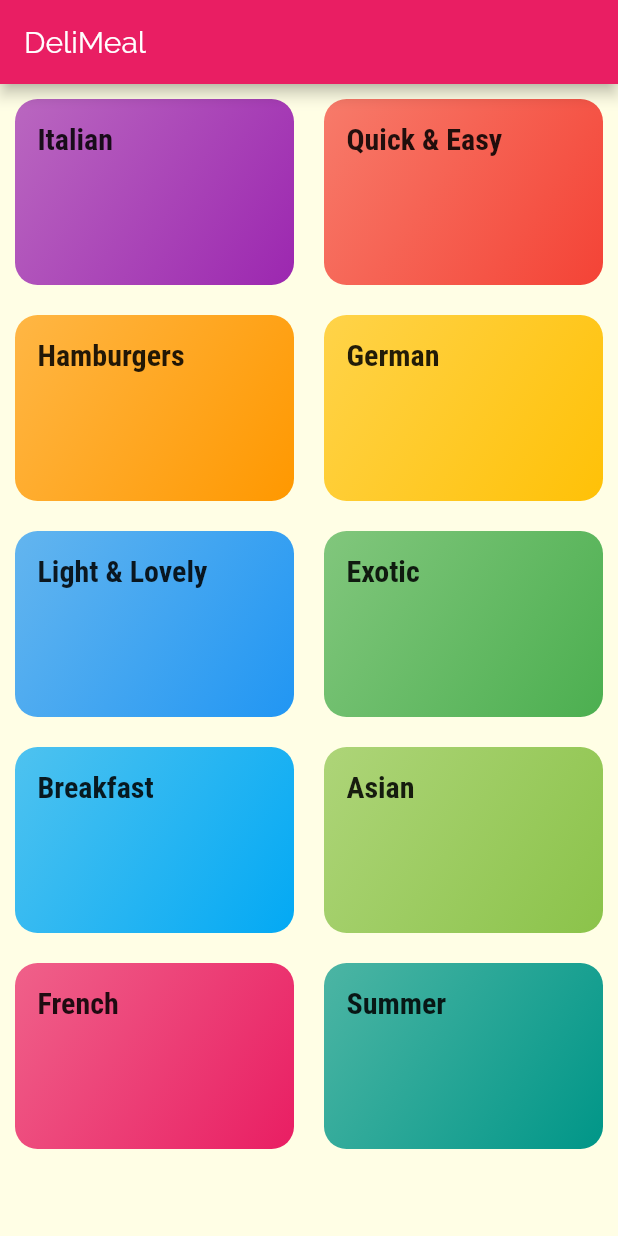
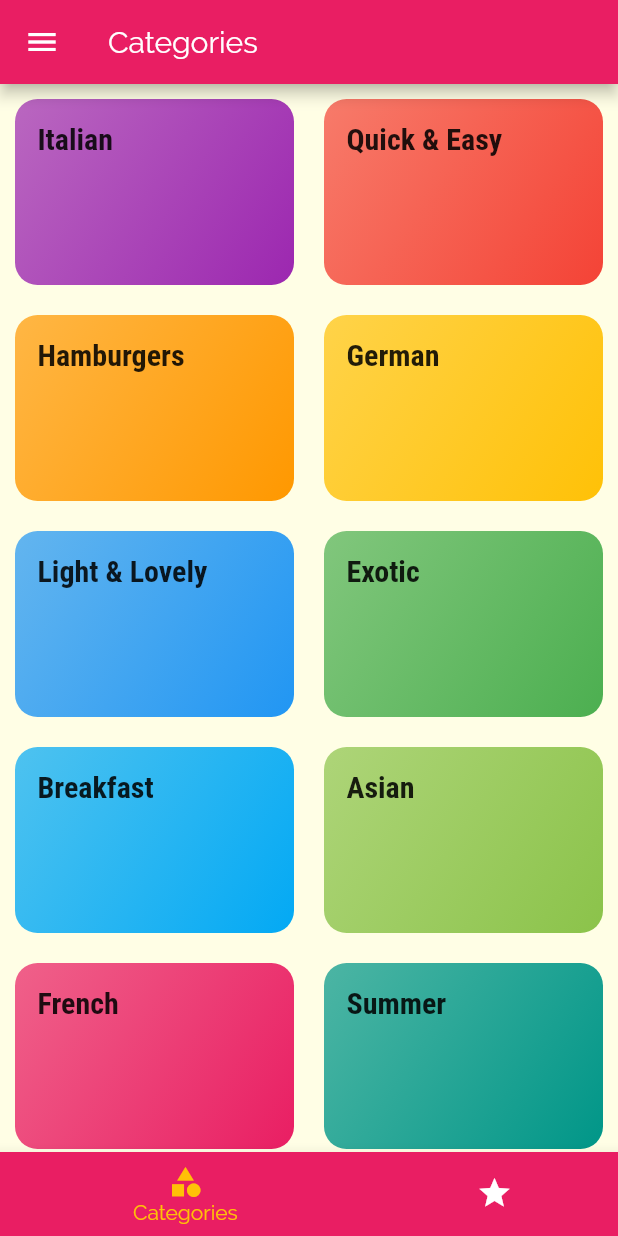
Before and after one commit to FranLMSP/basic-recipes-app, a Flutter app: the screen it shows after launch, on a phone screen of 412 x 824 dp. Run offline on Flutter 3.47's test engine with Material 2 defaults, Android fonts, the phone set to English and light mode, and no system bars.

Commit message:
Add bottom tabs screen

```diff
--- a/lib/main.dart
+++ b/lib/main.dart
@@ -1,8 +1,8 @@
 import 'package:flutter/material.dart';
 
+import './screens/tabs_screen.dart';
 import './screens/meal_detail_screen.dart';
 import './screens/category_meals_screen.dart';
-import './screens/categories_screen.dart';
 
 void main() {
   runApp(MyApp());
@@ -36,7 +36,7 @@ class MyApp extends StatelessWidget {
       // home: CategoriesScreen(),
       // initialRoute: '/',
       routes: {
-        '/': (context) => CategoriesScreen(),
+        '/': (context) => TabsScreen(),
         CategoryMealsScreen.ROUTE_NAME: (context) => CategoryMealsScreen(),
         MealDetailScreen.ROUTE_NAME: (context) => MealDetailScreen(),
       },
@@ -44,7 +44,7 @@ class MyApp extends StatelessWidget {
         return MaterialPageRoute(builder: (context) => CategoriesScreen());
       }, */
       onUnknownRoute: (settings) {
-        return MaterialPageRoute(builder: (context) => CategoriesScreen());
+        return MaterialPageRoute(builder: (context) => TabsScreen());
       },
 
     );
--- a/lib/screens/categories_screen.dart
+++ b/lib/screens/categories_screen.dart
@@ -7,11 +7,7 @@ import '../dummy_data.dart';
 class CategoriesScreen extends StatelessWidget {
   @override
   Widget build(BuildContext context) {
-    return Scaffold(
-      appBar: AppBar(
-        title: const Text('DeliMeal'),
-      ),
-      body: GridView(
+    return GridView(
       padding: const EdgeInsets.all(10),
       gridDelegate: const SliverGridDelegateWithMaxCrossAxisExtent(
         maxCrossAxisExtent: 200,
@@ -20,7 +16,6 @@ class CategoriesScreen extends StatelessWidget {
         mainAxisSpacing: 20,
       ),
       children: DUMMY_CATEGORIES.map((category) => CategoryItem(category)).toList(),
-      ),
     );
   }
 }
--- /dev/null
+++ b/lib/screens/favorites_screen.dart
@@ -0,0 +1,10 @@
+import 'package:flutter/material.dart';
+
+class FavoritesScreen extends StatelessWidget {
+  @override
+  Widget build(BuildContext context) {
+    return Center(
+      child: Text('Favorites!'),
+    );
+  }
+}
--- /dev/null
+++ b/lib/screens/tabs_screen.dart
@@ -0,0 +1,64 @@
+import 'package:flutter/material.dart';
+
+import './favorites_screen.dart';
+import './categories_screen.dart';
+
+class TabsScreen extends StatefulWidget {
+  @override
+  _TabsScreenState createState() => _TabsScreenState();
+}
+
+class _TabsScreenState extends State<TabsScreen> {
+
+  final List<Map<String, Object>> _pages = [
+    {
+      'page': CategoriesScreen(),
+      'title': 'Categories',
+    },
+    {
+      'page': FavoritesScreen(),
+      'title': 'Favorites',
+    },
+  ];
+
+  int _selectedPageIndex = 0;
+
+  void _selectPage(int index) {
+    setState(() {
+      _selectedPageIndex = index;
+    });
+  }
+
+  @override
+  Widget build(BuildContext context) {
+    return Scaffold(
+      appBar: AppBar(
+        title: Text(_pages[_selectedPageIndex]['title']),
+      ),
+      drawer: Drawer(
+        child: Text('The Drawer'),
+      ),
+      body: _pages[_selectedPageIndex]['page'],
+      bottomNavigationBar: BottomNavigationBar(
+        onTap: _selectPage,
+        backgroundColor: Theme.of(context).primaryColor,
+        unselectedItemColor: Colors.white,
+        selectedItemColor: Theme.of(context).accentColor,
+        currentIndex: _selectedPageIndex,
+        type: BottomNavigationBarType.shifting,
+        items: [
+          BottomNavigationBarItem(
+            backgroundColor: Theme.of(context).primaryColor,
+            icon: Icon(Icons.category),
+            label: 'Categories',
+          ),
+          BottomNavigationBarItem(
+            backgroundColor: Theme.of(context).primaryColor,
+            icon: Icon(Icons.star),
+            label: 'Favorites',
+          ),
+        ],
+      ),
+    );
+  }
+}
```
Lines whose indentation alone changed are shown as unchanged.
